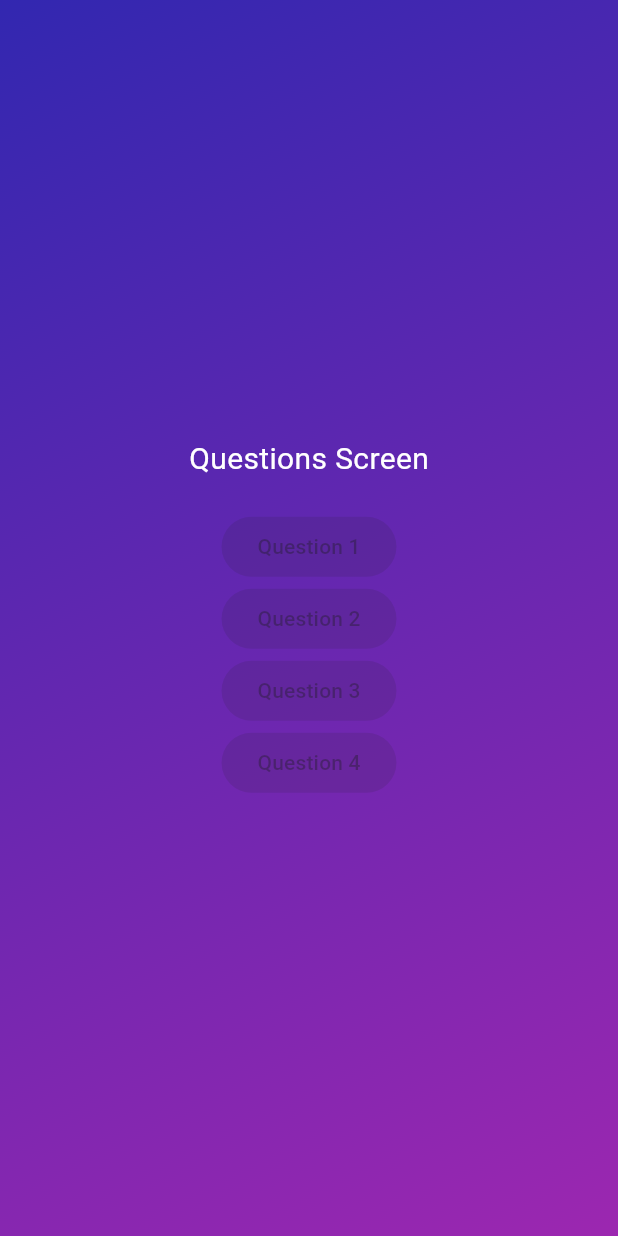
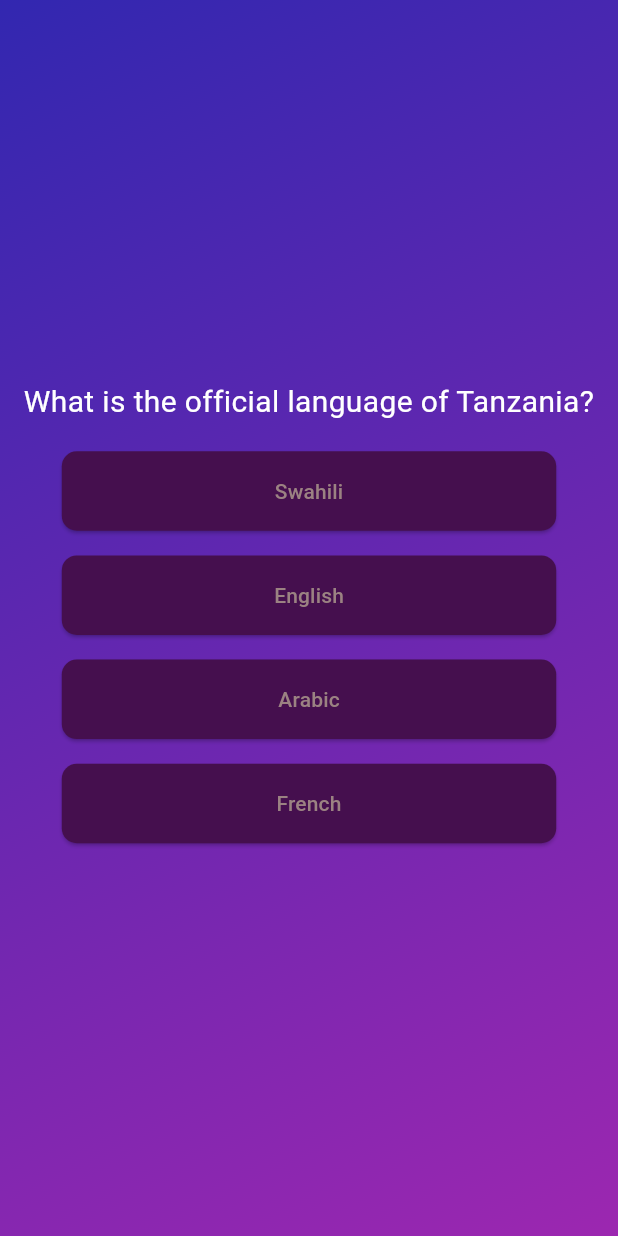
Before and after one commit to Zedestar/flutter_quziApp2, a Flutter app: the screen it shows after launch, after a tap on "Learn", on a phone screen of 412 x 824 dp. Run offline on Flutter 3.47's test engine with Material 3 defaults, Android fonts, the phone set to English and light mode, and no system bars.

Commit message:
finishing up with diplaing the answers of the questions looking forward for shruffling

```diff
--- /dev/null
+++ b/lib/components/question_answer_button.dart
@@ -0,0 +1,34 @@
+import 'package:flutter/material.dart';
+
+class AnswerButton extends StatelessWidget {
+  const AnswerButton(
+      {super.key, required this.answerText, required this.onSelectAnswer});
+
+  final String answerText;
+  final VoidCallback onSelectAnswer;
+
+  @override
+  Widget build(BuildContext context) {
+    return Container(
+      margin: EdgeInsets.symmetric(
+          vertical: MediaQuery.of(context).size.height * 0.01),
+      child: ElevatedButton(
+        onPressed: () {
+          onSelectAnswer();
+        },
+        style: ElevatedButton.styleFrom(
+          foregroundColor: const Color.fromARGB(255, 155, 130, 130),
+          backgroundColor: const Color.fromARGB(255, 69, 15, 78),
+          shape: RoundedRectangleBorder(
+            borderRadius: BorderRadius.circular(10),
+          ),
+          padding: EdgeInsets.symmetric(
+            horizontal: MediaQuery.of(context).size.width * 0.1,
+            vertical: MediaQuery.of(context).size.height * 0.02,
+          ),
+        ),
+        child: Text(answerText),
+      ),
+    );
+  }
+}
--- a/lib/screens/questions_screen.dart
+++ b/lib/screens/questions_screen.dart
@@ -1,4 +1,6 @@
 import 'package:flutter/material.dart';
+import 'package:quiz_app2/components/question_answer_button.dart';
+import 'package:quiz_app2/data/quiz_quesions.dart';
 
 class QuestionScreen extends StatefulWidget {
   const QuestionScreen({super.key, required this.backToStartScreen});
@@ -9,39 +11,46 @@ class QuestionScreen extends StatefulWidget {
 }
 
 class _QuestionScreenState extends State<QuestionScreen> {
+  var currentQuestion = quizQuestions[3];
   @override
   Widget build(BuildContext context) {
     return Center(
       child: Column(
         mainAxisSize: MainAxisSize.min,
         mainAxisAlignment: MainAxisAlignment.center,
-        crossAxisAlignment: CrossAxisAlignment.center,
+        crossAxisAlignment: CrossAxisAlignment.stretch,
         children: [
-          const Text(
-            "Questions Screen",
+          Text(
+            currentQuestion.questionText,
+            textAlign: TextAlign.center,
             style: TextStyle(
               color: Colors.white,
               fontSize: 20,
             ),
           ),
-          const SizedBox(
-            height: 20,
+          Container(
+            width: double.infinity,
+            margin: EdgeInsets.symmetric(
+              horizontal: MediaQuery.of(context).size.width * 0.1,
             ),
-          ElevatedButton(
-            onPressed: null,
-            child: Text("Question 1"),
+            child: Column(
+              crossAxisAlignment: CrossAxisAlignment.stretch,
+              children: [
+                SizedBox(
+                  height: 10,
                 ),
-          ElevatedButton(
-            onPressed: null,
-            child: Text("Question 2"),
+                ...currentQuestion.answers.map(
+                  (answer) {
+                    return AnswerButton(
+                      answerText: answer,
+                      onSelectAnswer: () {},
+                    );
+                  },
                 ),
-          ElevatedButton(
-            onPressed: null,
-            child: Text("Question 3"),
+              ],
             ),
-          ElevatedButton(
-            onPressed: null,
-            child: Text("Question 4"),
+          ),
+        ],
       ),
 
       // OutlinedButton.icon(
@@ -67,8 +76,6 @@ class _QuestionScreenState extends State<QuestionScreen> {
       //         color: Colors.white),
       //   ),
       // ),
-        ],
-      ),
     );
   }
 }
```
Lines whose indentation alone changed are shown as unchanged.
